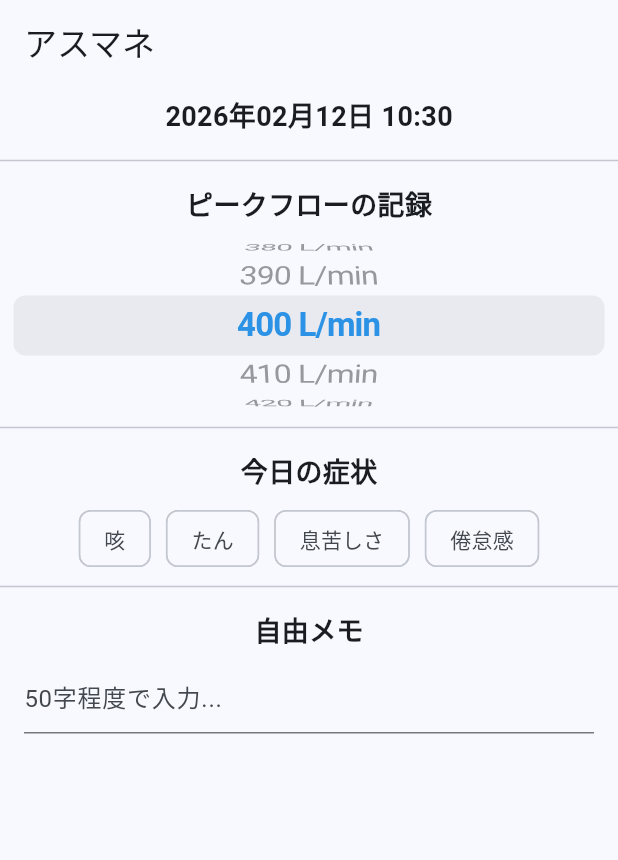
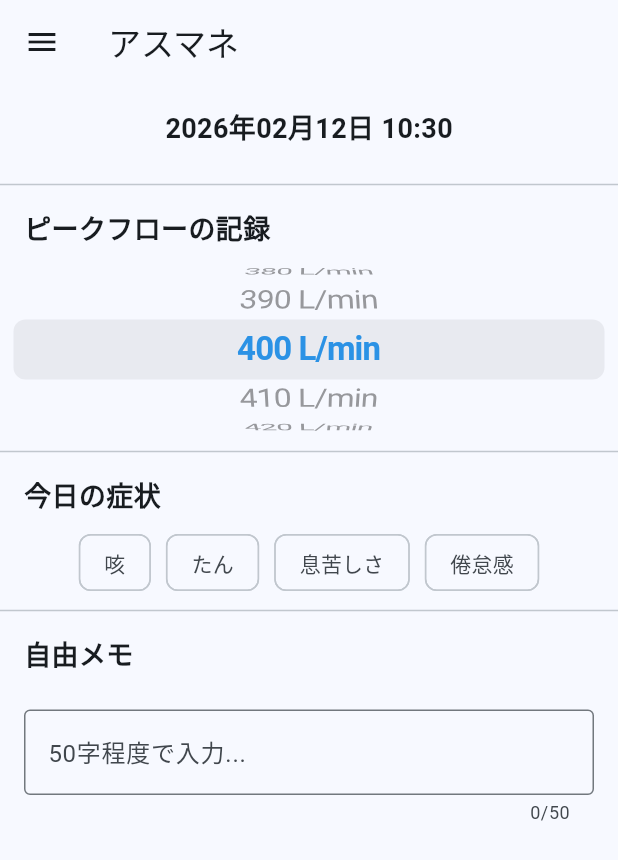
Before and after one commit to shimomari/asmane, a Flutter app: the screen it shows after launch, on a phone screen of 412 x 824 dp. Shown: the top 860 px of the screen. Run offline on Flutter 3.47's test engine with Material 3 defaults, Android fonts, the phone set to English and light mode, and no system bars.

Commit message:
feat: 画面に直接ピークフローのドラムロールを表示する機能を実装

```diff
--- a/lib/main.dart
+++ b/lib/main.dart
@@ -1,4 +1,3 @@
-//ルールと変数（1行目〜）
 import 'package:flutter/material.dart';
 import 'package:flutter/cupertino.dart';
 import 'package:intl/intl.dart';
@@ -9,11 +8,16 @@ void main() {
 
 class AsmaneApp extends StatelessWidget {
   const AsmaneApp({super.key});
+
   @override
   Widget build(BuildContext context) {
     return MaterialApp(
+      title: 'アスマネ',
       debugShowCheckedModeBanner: false,
-      theme: ThemeData(useMaterial3: true, colorSchemeSeed: Colors.blue),
+      theme: ThemeData(
+        useMaterial3: true,
+        colorScheme: ColorScheme.fromSeed(seedColor: Colors.lightBlue),
+      ),
       home: const MainScreen(),
     );
   }
@@ -21,33 +25,47 @@ class AsmaneApp extends StatelessWidget {
 
 class MainScreen extends StatefulWidget {
   const MainScreen({super.key});
+
   @override
   State<MainScreen> createState() => _MainScreenState();
 }
 
 class _MainScreenState extends State<MainScreen> {
-  int _currentPeakFlow = 400; // ピークフローの値を保存する変数
+  // --- 状態管理変数 ---
+  int _currentPeakFlow = 400;
 
+  // --- 便利関数 ---
   String getNowTime() {
     return DateFormat('yyyy年MM月dd日 HH:mm').format(DateTime.now());
   }
 
-  //メイン画面の見た目
   @override
   Widget build(BuildContext context) {
     return Scaffold(
-      appBar: AppBar(title: const Text('アスマネ')),
+      appBar: AppBar(
+        title: const Text('アスマネ'),
+        leading: IconButton(
+          icon: const Icon(Icons.menu),
+          onPressed: () {
+            // 今後ハンバーガーメニューを実装
+          },
+        ),
+      ),
       body: SingleChildScrollView(
         child: Column(
           children: [
+            // 2. 現在時刻の表示
             Padding(
-              padding: const EdgeInsets.all(8.0),
-              child: Text(getNowTime(), style: const TextStyle(fontSize: 18, fontWeight: FontWeight.bold)),
+              padding: const EdgeInsets.all(16.0),
+              child: Text(
+                getNowTime(),
+                style: const TextStyle(fontSize: 18, fontWeight: FontWeight.bold),
+              ),
             ),
             const Divider(),
+
+            // 3. ピークフローの記録（常時表示ドラムロール）
             const SectionTitle(title: 'ピークフローの記録'),
-
-            // --- ここにドラムロールが直接入ります ---
             SizedBox(
               height: 120,
               child: CupertinoPicker(
@@ -74,11 +92,15 @@ class _MainScreenState extends State<MainScreen> {
                 }).toList(),
               ),
             ),
+            const Divider(),
 
-            const Divider(),
+            // 4. 症状の記録
             const SectionTitle(title: '今日の症状'),
-            const Wrap(
+            const Padding(
+              padding: EdgeInsets.symmetric(horizontal: 16.0),
+              child: Wrap(
                 spacing: 10,
+                runSpacing: 10,
                 children: [
                   SymptomButton(label: '咳'),
                   SymptomButton(label: 'たん'),
@@ -86,11 +108,20 @@ class _MainScreenState extends State<MainScreen> {
                   SymptomButton(label: '倦怠感'),
                 ],
               ),
+            ),
             const Divider(),
+
+            // 9. 自由メモ
             const SectionTitle(title: '自由メモ'),
             const Padding(
-              padding: EdgeInsets.symmetric(horizontal: 16.0),
-              child: TextField(decoration: InputDecoration(hintText: '50字程度で入力...')),
+              padding: EdgeInsets.all(16.0),
+              child: TextField(
+                maxLength: 50,
+                decoration: InputDecoration(
+                  hintText: '50字程度で入力...',
+                  border: OutlineInputBorder(),
+                ),
+              ),
             ),
           ],
         ),
@@ -99,15 +130,23 @@ class _MainScreenState extends State<MainScreen> {
   }
 }
 
-//自作部品
+// --- カスタムウィジェット（部品） ---
+
 class SectionTitle extends StatelessWidget {
   final String title;
   const SectionTitle({super.key, required this.title});
+
   @override
   Widget build(BuildContext context) {
     return Padding(
-      padding: const EdgeInsets.all(8.0),
-      child: Text(title, style: const TextStyle(fontSize: 18, fontWeight: FontWeight.bold)),
+      padding: const EdgeInsets.symmetric(vertical: 8.0, horizontal: 16.0),
+      child: Align(
+        alignment: Alignment.centerLeft,
+        child: Text(
+          title,
+          style: const TextStyle(fontSize: 18, fontWeight: FontWeight.bold),
+        ),
+      ),
     );
   }
 }
@@ -115,8 +154,14 @@ class SectionTitle extends StatelessWidget {
 class SymptomButton extends StatelessWidget {
   final String label;
   const SymptomButton({super.key, required this.label});
+
   @override
   Widget build(BuildContext context) {
-    return FilterChip(label: Text(label), onSelected: (bool value) {});
+    return FilterChip(
+      label: Text(label),
+      onSelected: (bool selected) {
+        // 今後選択状態を管理
+      },
+    );
   }
 }
```
Lines whose indentation alone changed are shown as unchanged.
